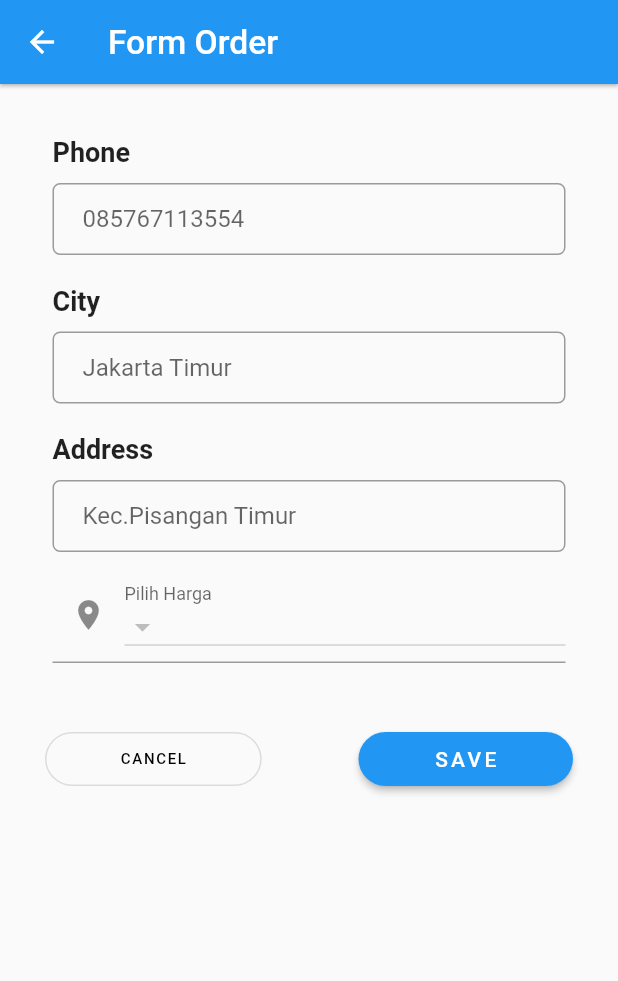
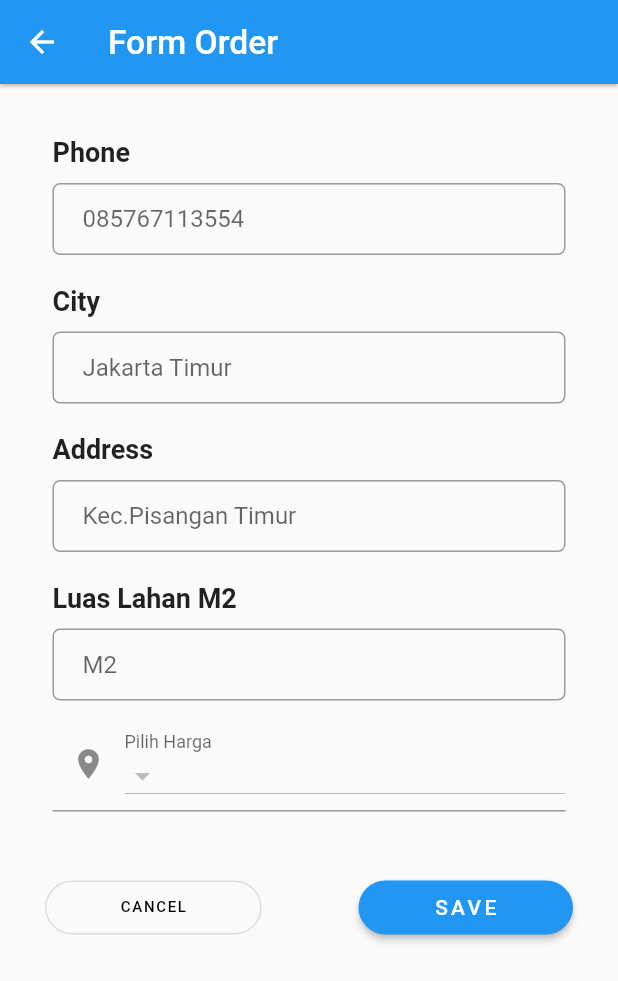
Before and after one commit to GrahadiM/MyArchitect, a Flutter app: the SecondPage screen opened directly with empty values, after a tap on "Pesan", on a phone screen of 412 x 824 dp. Shown: the top 981 px of the screen. Run offline on Flutter 3.47's test engine with Material 2 defaults, Android fonts, the phone set to English and light mode, and no system bars; our stand-ins replace animated_text_kit, cached_network_image, flutter_easyloading, flutter_rating_bar, flutter_staggered_animations, fluttertoast and 4 more; accounts and stored records are empty; network calls fail.

Commit message:
cek luas lahan

```diff
--- a/lib/component/card_detail history.dart
+++ b/lib/component/card_detail history.dart
@@ -151,7 +151,7 @@ class _CardDetailHistoryState extends State<CardDetailHistory> {
                                 ),
                               )
                             ],
-                          )
+                          ),
                         ],
                       ),
                     ),
--- a/lib/component/card_detail.dart
+++ b/lib/component/card_detail.dart
@@ -1,10 +1,16 @@
+import 'dart:convert';
+
 import 'package:flutter/material.dart';
 import 'package:flutter/widgets.dart';
 import 'package:my_architect/model/item_model.dart';
+import 'package:my_architect/model/price_model.dart';
 import 'package:url_launcher/url_launcher.dart';
 import 'package:cached_network_image/cached_network_image.dart';
 import 'package:my_architect/component/animation_fade.dart';
 import 'package:my_architect/component/form_order.dart';
+import 'package:http/http.dart' as http;
+
+import '../app_setting.dart';
 
 class CardDetail extends StatefulWidget {
   final ItemModel item;
@@ -16,7 +22,36 @@ class CardDetail extends StatefulWidget {
 }
 
 class _CardDetailState extends State<CardDetail> {
+  List list_price = [];
   get user => '085767113554';
+
+  void initState() {
+    super.initState();
+    list_price = [];
+    _getPrice(widget.item);
+  }
+
+  void _getPrice(ItemModel item) async {
+    String BaseUrl = AppSetting.apirul;
+    Uri url = Uri.parse(BaseUrl + "/price?user_id=" + item.user_id);
+    print(url);
+    final response = await http.get(url);
+    var jsonData = json.decode(response.body);
+    print("jsonData");
+    print(jsonData["data"]);
+
+    if (jsonData["success"]) {
+      for (var u in jsonData["data"]["price"]) {
+        PriceModel project = PriceModel.fromJson(u);
+        print(project);
+        list_price.add(project);
+      }
+    }
+    print("list_price.length");
+    print(list_price.length);
+
+    setState(() {});
+  }
 
   @override
   Widget build(BuildContext context) {
@@ -125,6 +160,66 @@ class _CardDetailState extends State<CardDetail> {
                               ),
                             ],
                           ),
+                          Row(
+                            children: [
+                              Text(
+                                "\nDeskripsi : \n",
+                                style: TextStyle(
+                                  fontSize: 14,
+                                  color: Colors.black87,
+                                ),
+                              ),
+                            ],
+                          ),
+                          Row(
+                            children: <Widget>[
+                              Expanded(
+                                child: Text(
+                                  item.desc,
+                                  style: TextStyle(
+                                    fontSize: 14,
+                                    color: Colors.black87,
+                                  ),
+                                ),
+                              )
+                            ],
+                          ),
+                          Row(
+                            children: <Widget>[
+                              Text(
+                                "\nHarga : \n",
+                                style: TextStyle(
+                                  fontSize: 14,
+                                  color: Colors.black87,
+                                ),
+                              ),
+                            ],
+                          ),
+                          Visibility(
+                            visible: true,
+                            child: Container(
+                              padding: EdgeInsets.only(
+                                  left: 0, top: 0, bottom: 20, right: 0),
+                              child: Column(
+                                mainAxisAlignment:
+                                    MainAxisAlignment.spaceBetween,
+                                crossAxisAlignment: CrossAxisAlignment.start,
+                                children: <Widget>[
+                                  for (PriceModel i in list_price)
+                                    Text(
+                                      " - " +
+                                          i.name +
+                                          " ( Rp . " +
+                                          i.price +
+                                          ") \nKeterangan : " +
+                                          i.desc +
+                                          "\n\n     \t",
+                                      textAlign: TextAlign.start,
+                                    )
+                                ],
+                              ),
+                            ),
+                          ),
                         ],
                       ),
                     ),
@@ -140,10 +235,11 @@ class _CardDetailState extends State<CardDetail> {
                 ),
                 child: Row(
                   mainAxisAlignment: MainAxisAlignment.spaceBetween,
+                  crossAxisAlignment: CrossAxisAlignment.start,
                   children: <Widget>[
                     Padding(
                       padding: const EdgeInsets.only(
-                        left: 25,
+                        left: 0,
                         top: 0,
                         bottom: 0,
                         right: 0,
--- a/lib/component/form_order.dart
+++ b/lib/component/form_order.dart
@@ -29,6 +29,7 @@ class _FormOrderState extends State<FormOrder> {
   TextEditingController descriptionController = new TextEditingController();
   TextEditingController cityController = new TextEditingController();
   TextEditingController addressController = new TextEditingController();
+  TextEditingController luasLahanController = new TextEditingController();
   TextEditingController emailController = new TextEditingController();
   TextEditingController passwordController = new TextEditingController();
   OrderRequestModel orderRequestModel;
@@ -131,6 +132,13 @@ class _FormOrderState extends State<FormOrder> {
                       controller: addressController,
                       action: TextInputAction.next,
                     ),
+                    UserComponent.formUser(
+                      'Luas Lahan M2',
+                      hint: 'M2',
+                      type: TextInputType.number,
+                      controller: luasLahanController,
+                      action: TextInputAction.next,
+                    ),
                     new InputDecorator(
                       decoration: InputDecoration(
                         filled: false,
@@ -197,6 +205,7 @@ class _FormOrderState extends State<FormOrder> {
                         orderRequestModel.phone = phoneController.text;
                         orderRequestModel.city = cityController.text;
                         orderRequestModel.address = addressController.text;
+                        orderRequestModel.luasLahan = luasLahanController.text;
                         orderRequestModel.order_id = widget.item.id;
                         orderRequestModel.price_id = _dropdownValue.toString();
                         orderRequestModel.token = token;
--- a/lib/model/item_model.dart
+++ b/lib/model/item_model.dart
@@ -7,6 +7,7 @@ class ItemModel {
   final String image;
   final String price;
   final String user_id;
+  final String desc;
 
   ItemModel({
     this.id,
@@ -17,6 +18,7 @@ class ItemModel {
     this.image,
     this.price,
     this.user_id,
+    this.desc,
   });
 
   factory ItemModel.fromJson(Map<String, dynamic> json) {
@@ -36,7 +38,8 @@ class ItemModel {
           ? json["url_image"]
           : 'http://raw.githubusercontent.com/GrahadiM/MyArchitect_Web/main/public/image/portofolio/step-1.jpg',
       price: "",
-      user_id: "",
+      user_id: json["user_id"] != null ? json["user_id"].toString() : '',
+      desc: json["desc"] != null ? json["desc"] : "",
     );
   }
 }
--- a/lib/model/order_model.dart
+++ b/lib/model/order_model.dart
@@ -26,6 +26,7 @@ class OrderRequestModel {
   String order_id;
   String token;
   String price_id;
+  String luasLahan;
 
   OrderRequestModel(
       {this.phone,
@@ -33,7 +34,8 @@ class OrderRequestModel {
       this.address,
       this.order_id,
       this.token,
-      this.price_id});
+      this.price_id,
+      this.luasLahan});
 
   Map<String, dynamic> toJson() {
     Map<String, dynamic> map = {
@@ -42,7 +44,8 @@ class OrderRequestModel {
       'address': address.trim(),
       'portofolio_id': order_id.trim(),
       'token': token,
-      'price_id': price_id
+      'price_id': price_id,
+      'luasLahan': luasLahan,
     };
 
     return map;
```
